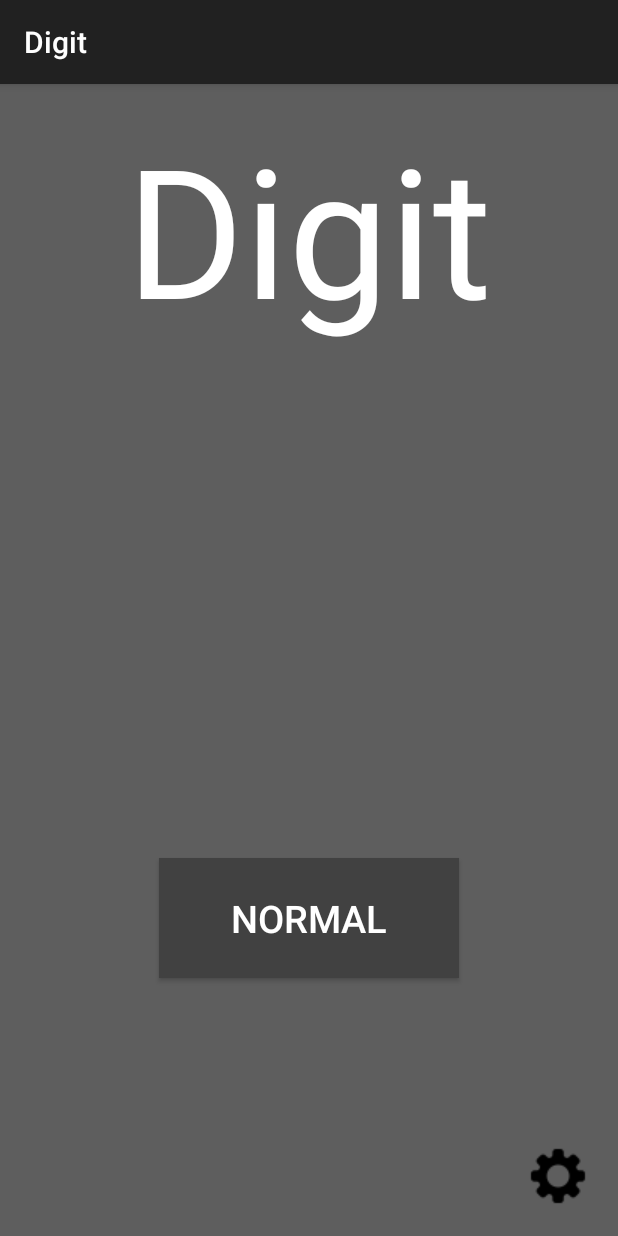
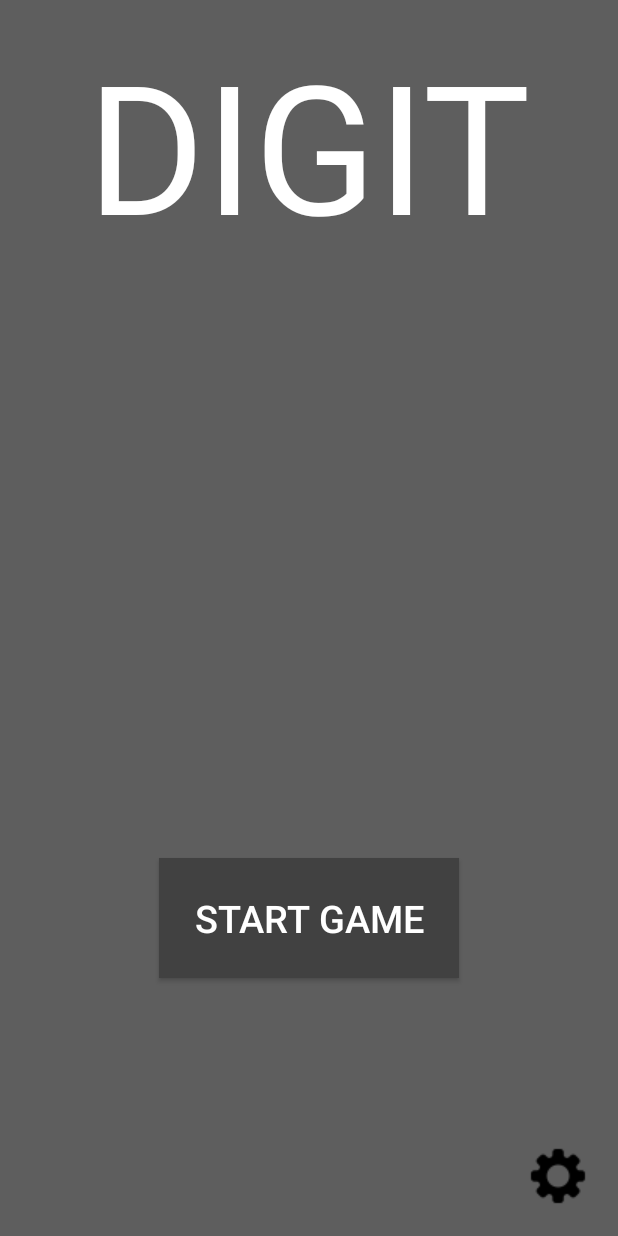
Before and after one commit to btran12/Digit, an Android app: the screen it shows after launch (MainActivity), on a phone screen of 412 x 824 dp. Run offline under Robolectric (Android 15) with nearby library versions, the light colour scheme and no system bars.

Commit message:
Removed unused code, start new activity

```diff
--- a/app/src/main/java/xyz/baotran/digit/MainActivity.java
+++ b/app/src/main/java/xyz/baotran/digit/MainActivity.java
@@ -2,6 +2,7 @@ package xyz.baotran.digit;
 
 import android.content.Intent;
 import android.os.Bundle;
+import android.support.v7.app.ActionBar;
 import android.support.v7.app.AppCompatActivity;
 import android.view.View;
 
@@ -11,29 +12,11 @@ public class MainActivity extends AppCompatActivity{
     protected void onCreate(Bundle savedInstanceState) {
         super.onCreate(savedInstanceState);
         setContentView(R.layout.activity_main);
+
+        //Hide the Action Bar
+        ActionBar actionBar = getSupportActionBar();
+        actionBar.hide();
     }
-
-//    @Override
-//    public boolean onCreateOptionsMenu(Menu menu) {
-//        // Inflate the menu; this adds items to the action bar if it is present.
-//        getMenuInflater().inflate(R.menu.menu_main, menu);
-//        return true;
-//    }
-//
-//    @Override
-//    public boolean onOptionsItemSelected(MenuItem item) {
-//        // Handle action bar item clicks here. The action bar will
-//        // automatically handle clicks on the Home/Up button, so long
-//        // as you specify a parent activity in AndroidManifest.xml.
-//        int id = item.getItemId();
-//
-//        //noinspection SimplifiableIfStatement
-//        if (id == R.id.action_settings) {
-//            return true;
-//        }
-//
-//        return super.onOptionsItemSelected(item);
-//    }
 
     public void onStartGame(View view) {
         startActivity(new Intent(this, GameOnActivity.class));
--- a/app/src/main/res/values/strings.xml
+++ b/app/src/main/res/values/strings.xml
@@ -1,11 +1,12 @@
 <resources>
-    <string name="app_name">Digit</string>
+    <string name="app_name">DIGIT</string>
 
     <string name="action_settings">Settings</string>
     <string name="user_number_label">0</string>
-    <string name="button_label">Normal</string>
+    <string name="button_label">Start Game</string>
     <string name="stop_button">BAM!</string>
     <string name="match_number">0</string>
     <string name="score">0</string>
-    <string name="game_label">Digit</string>
+    <string name="game_label">DIGIT</string>
+    <string name="restart_button_label">Restart Game</string>
 </resources>
```
Also changed, not shown: app/src/main/java/xyz/baotran/digit/GameOnActivity.java (+12 -24 lines).
